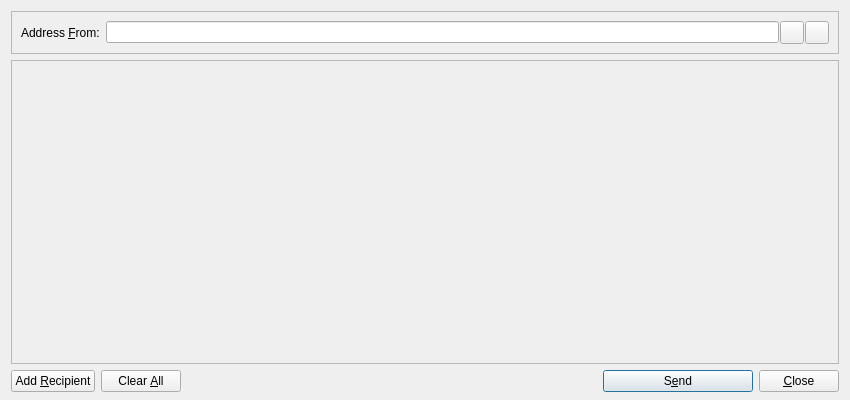
wurstgelee/triangles, file src/qt/forms/sendmessagesdialog.ui: the form before one commit.
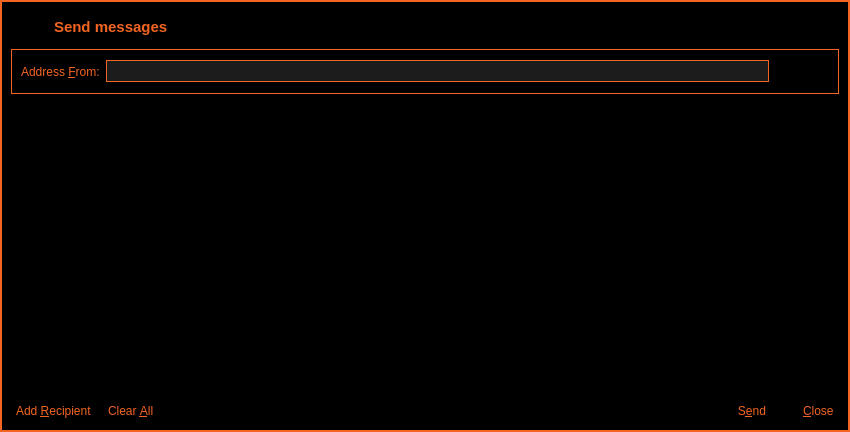
The form after the commit. Icons and pictures are not drawn. Custom widgets are drawn as their Qt base class.

Patch:
```diff
--- a/src/qt/forms/sendmessagesdialog.ui
+++ b/src/qt/forms/sendmessagesdialog.ui
@@ -7,16 +7,189 @@
     <x>0</x>
     <y>0</y>
     <width>850</width>
-    <height>400</height>
+    <height>432</height>
    </rect>
   </property>
   <property name="windowTitle">
    <string>Send Messages</string>
   </property>
-  <layout class="QVBoxLayout" name="verticalLayout" stretch="0,1,0">
+  <property name="styleSheet">
+   <string notr="true">color: #f26522;
+	background-color: #000;
+   </string>
+  </property>
+  <layout class="QVBoxLayout" name="verticalLayout">
+   <property name="spacing">
+    <number>0</number>
+   </property>
+   <property name="leftMargin">
+    <number>0</number>
+   </property>
+   <property name="topMargin">
+    <number>0</number>
+   </property>
+   <property name="rightMargin">
+    <number>0</number>
+   </property>
    <property name="bottomMargin">
-    <number>8</number>
+    <number>0</number>
    </property>
+   <item>
+    <widget class="QFrame" name="borderframe">
+     <property name="styleSheet">
+      <string notr="true">#borderframe {
+	border: 2px solid #f26522;
+	}
+
+QLineEdit {
+	background-color: #1c1c1c;
+	border: 1px solid #f26522;
+	}</string>
+     </property>
+     <property name="frameShape">
+      <enum>QFrame::StyledPanel</enum>
+     </property>
+     <property name="frameShadow">
+      <enum>QFrame::Raised</enum>
+     </property>
+     <layout class="QVBoxLayout" name="verticalLayout_3">
+      <item>
+       <widget class="QWidget" name="wCaption" native="true">
+        <property name="minimumSize">
+         <size>
+          <width>0</width>
+          <height>32</height>
+         </size>
+        </property>
+        <property name="maximumSize">
+         <size>
+          <width>16777215</width>
+          <height>32</height>
+         </size>
+        </property>
+        <property name="styleSheet">
+         <string notr="true"/>
+        </property>
+        <property name="is_header" stdset="0">
+         <bool>true</bool>
+        </property>
+        <layout class="QHBoxLayout" name="horizontalLayout_20">
+         <property name="leftMargin">
+          <number>0</number>
+         </property>
+         <property name="topMargin">
+          <number>0</number>
+         </property>
+         <property name="rightMargin">
+          <number>0</number>
+         </property>
+         <property name="bottomMargin">
+          <number>0</number>
+         </property>
+         <item>
+          <spacer name="horizontalSpacer_27">
+           <property name="orientation">
+            <enum>Qt::Horizontal</enum>
+           </property>
+           <property name="sizeType">
+            <enum>QSizePolicy::Fixed</enum>
+           </property>
+           <property name="sizeHint" stdset="0">
+            <size>
+             <width>7</width>
+             <height>20</height>
+            </size>
+           </property>
+          </spacer>
+         </item>
+         <item>
+          <widget class="QLabel" name="picAdd_2">
+           <property name="enabled">
+            <bool>true</bool>
+           </property>
+           <property name="sizePolicy">
+            <sizepolicy hsizetype="Preferred" vsizetype="Preferred">
+             <horstretch>0</horstretch>
+             <verstretch>0</verstretch>
+            </sizepolicy>
+           </property>
+           <property name="minimumSize">
+            <size>
+             <width>30</width>
+             <height>30</height>
+            </size>
+           </property>
+           <property name="maximumSize">
+            <size>
+             <width>30</width>
+             <height>30</height>
+            </size>
+           </property>
+           <property name="text">
+            <string/>
+           </property>
+           <property name="pixmap">
+            <pixmap resource="../triangles.qrc">:/menu_32/messages</pixmap>
+           </property>
+          </widget>
+         </item>
+         <item>
+          <widget class="QLabel" name="lbTitle_2">
+           <property name="font">
+            <font>
+             <pointsize>11</pointsize>
+             <weight>75</weight>
+             <bold>true</bold>
+             <stylestrategy>PreferAntialias</stylestrategy>
+            </font>
+           </property>
+           <property name="styleSheet">
+            <string notr="true"/>
+           </property>
+           <property name="text">
+            <string>Send messages</string>
+           </property>
+          </widget>
+         </item>
+         <item>
+          <widget class="QPushButton" name="bClose_2">
+           <property name="minimumSize">
+            <size>
+             <width>30</width>
+             <height>30</height>
+            </size>
+           </property>
+           <property name="maximumSize">
+            <size>
+             <width>30</width>
+             <height>30</height>
+            </size>
+           </property>
+           <property name="styleSheet">
+            <string notr="true">QPushButton {	
+	image: url(:/icons/close_normal);
+	border: 0px solid gray;
+	}
+
+QPushButton:pressed:flat {
+	image: url(:/icons/close_normal);
+	}
+
+QPushButton:hover {
+	image: url(:/icons/close_hover);
+	}</string>
+           </property>
+           <property name="text">
+            <string notr="true"/>
+           </property>
+           <property name="flat">
+            <bool>true</bool>
+           </property>
+          </widget>
+         </item>
+        </layout>
+       </widget>
+      </item>
    <item>
     <widget class="QFrame" name="frameAddressFrom">
      <property name="sizePolicy">
@@ -28,9 +201,14 @@
      <property name="maximumSize">
       <size>
        <width>16777215</width>
-       <height>16777215</height>
-      </size>
-     </property>
+          <height>45</height>
+         </size>
+        </property>
+        <property name="styleSheet">
+         <string notr="true">#frameAddressFrom {
+	border: 1px solid #f26522;
+	}</string>
+        </property>
      <property name="frameShape">
       <enum>QFrame::StyledPanel</enum>
      </property>
@@ -54,13 +232,43 @@
          <number>1</number>
         </property>
         <item>
-         <widget class="QValidatedLineEdit" name="addressFrom"/>
+            <widget class="QValidatedLineEdit" name="addressFrom">
+             <property name="minimumSize">
+              <size>
+               <width>0</width>
+               <height>22</height>
+              </size>
+             </property>
+             <property name="styleSheet">
+              <string notr="true"/>
+             </property>
+            </widget>
         </item>
         <item>
          <widget class="QToolButton" name="addressBookButton">
           <property name="toolTip">
            <string>Choose address from address book</string>
           </property>
+             <property name="styleSheet">
+              <string notr="true">QToolButton {
+	text-align:left;
+	border: 0px solid gray;
+	padding: 3px 5px 3px 5px;
+	}
+
+QToolButton:pressed:flat {
+	color: #000;
+	background-color: #f26522;
+	}
+
+QToolButton:hover {
+	background-color: #61280E;
+	}
+
+QToolButton:!enabled {
+	color: #61280E;
+	}</string>
+             </property>
           <property name="text">
            <string/>
           </property>
@@ -75,9 +283,444 @@
         </item>
         <item>
          <widget class="QToolButton" name="pasteButton">
+             <property name="palette">
+              <palette>
+               <active>
+                <colorrole role="WindowText">
+                 <brush brushstyle="SolidPattern">
+                  <color alpha="255">
+                   <red>242</red>
+                   <green>101</green>
+                   <blue>34</blue>
+                  </color>
+                 </brush>
+                </colorrole>
+                <colorrole role="Button">
+                 <brush brushstyle="SolidPattern">
+                  <color alpha="255">
+                   <red>0</red>
+                   <green>0</green>
+                   <blue>0</blue>
+                  </color>
+                 </brush>
+                </colorrole>
+                <colorrole role="Light">
+                 <brush brushstyle="SolidPattern">
+                  <color alpha="255">
+                   <red>255</red>
+                   <green>180</green>
+                   <blue>144</blue>
+                  </color>
+                 </brush>
+                </colorrole>
+                <colorrole role="Midlight">
+                 <brush brushstyle="SolidPattern">
+                  <color alpha="255">
+                   <red>248</red>
+                   <green>140</green>
+                   <blue>89</blue>
+                  </color>
+                 </brush>
+                </colorrole>
+                <colorrole role="Dark">
+                 <brush brushstyle="SolidPattern">
+                  <color alpha="255">
+                   <red>121</red>
+                   <green>50</green>
+                   <blue>17</blue>
+                  </color>
+                 </brush>
+                </colorrole>
+                <colorrole role="Mid">
+                 <brush brushstyle="SolidPattern">
+                  <color alpha="255">
+                   <red>161</red>
+                   <green>67</green>
+                   <blue>22</blue>
+                  </color>
+                 </brush>
+                </colorrole>
+                <colorrole role="Text">
+                 <brush brushstyle="SolidPattern">
+                  <color alpha="255">
+                   <red>242</red>
+                   <green>101</green>
+                   <blue>34</blue>
+                  </color>
+                 </brush>
+                </colorrole>
+                <colorrole role="BrightText">
+                 <brush brushstyle="SolidPattern">
+                  <color alpha="255">
+                   <red>255</red>
+                   <green>255</green>
+                   <blue>255</blue>
+                  </color>
+                 </brush>
+                </colorrole>
+                <colorrole role="ButtonText">
+                 <brush brushstyle="SolidPattern">
+                  <color alpha="255">
+                   <red>242</red>
+                   <green>101</green>
+                   <blue>34</blue>
+                  </color>
+                 </brush>
+                </colorrole>
+                <colorrole role="Base">
+                 <brush brushstyle="SolidPattern">
+                  <color alpha="255">
+                   <red>0</red>
+                   <green>0</green>
+                   <blue>0</blue>
+                  </color>
+                 </brush>
+                </colorrole>
+                <colorrole role="Window">
+                 <brush brushstyle="SolidPattern">
+                  <color alpha="255">
+                   <red>0</red>
+                   <green>0</green>
+                   <blue>0</blue>
+                  </color>
+                 </brush>
+                </colorrole>
+                <colorrole role="Shadow">
+                 <brush brushstyle="SolidPattern">
+                  <color alpha="255">
+                   <red>0</red>
+                   <green>0</green>
+                   <blue>0</blue>
+                  </color>
+                 </brush>
+                </colorrole>
+                <colorrole role="AlternateBase">
+                 <brush brushstyle="SolidPattern">
+                  <color alpha="255">
+                   <red>248</red>
+                   <green>178</green>
+                   <blue>144</blue>
+                  </color>
+                 </brush>
+                </colorrole>
+                <colorrole role="ToolTipBase">
+                 <brush brushstyle="SolidPattern">
+                  <color alpha="255">
+                   <red>255</red>
+                   <green>255</green>
+                   <blue>220</blue>
+                  </color>
+                 </brush>
+                </colorrole>
+                <colorrole role="ToolTipText">
+                 <brush brushstyle="SolidPattern">
+                  <color alpha="255">
+                   <red>0</red>
+                   <green>0</green>
+                   <blue>0</blue>
+                  </color>
+                 </brush>
+                </colorrole>
+               </active>
+               <inactive>
+                <colorrole role="WindowText">
+                 <brush brushstyle="SolidPattern">
+                  <color alpha="255">
+                   <red>242</red>
+                   <green>101</green>
+                   <blue>34</blue>
+                  </color>
+                 </brush>
+                </colorrole>
+                <colorrole role="Button">
+                 <brush brushstyle="SolidPattern">
+                  <color alpha="255">
+                   <red>0</red>
+                   <green>0</green>
+                   <blue>0</blue>
+                  </color>
+                 </brush>
+                </colorrole>
+                <colorrole role="Light">
+                 <brush brushstyle="SolidPattern">
+                  <color alpha="255">
+                   <red>255</red>
+                   <green>180</green>
+                   <blue>144</blue>
+                  </color>
+                 </brush>
+                </colorrole>
+                <colorrole role="Midlight">
+                 <brush brushstyle="SolidPattern">
+                  <color alpha="255">
+                   <red>248</red>
+                   <green>140</green>
+                   <blue>89</blue>
+                  </color>
+                 </brush>
+                </colorrole>
+                <colorrole role="Dark">
+                 <brush brushstyle="SolidPattern">
+                  <color alpha="255">
+                   <red>121</red>
+                   <green>50</green>
+                   <blue>17</blue>
+                  </color>
+                 </brush>
+                </colorrole>
+                <colorrole role="Mid">
+                 <brush brushstyle="SolidPattern">
+                  <color alpha="255">
+                   <red>161</red>
+                   <green>67</green>
+                   <blue>22</blue>
+                  </color>
+                 </brush>
+                </colorrole>
+                <colorrole role="Text">
+                 <brush brushstyle="SolidPattern">
+                  <color alpha="255">
+                   <red>242</red>
+                   <green>101</green>
+                   <blue>34</blue>
+                  </color>
+                 </brush>
+                </colorrole>
+                <colorrole role="BrightText">
+                 <brush brushstyle="SolidPattern">
+                  <color alpha="255">
+                   <red>255</red>
+                   <green>255</green>
+                   <blue>255</blue>
+                  </color>
+                 </brush>
+                </colorrole>
+                <colorrole role="ButtonText">
+                 <brush brushstyle="SolidPattern">
+                  <color alpha="255">
+                   <red>242</red>
+                   <green>101</green>
+                   <blue>34</blue>
+                  </color>
+                 </brush>
+                </colorrole>
+                <colorrole role="Base">
+                 <brush brushstyle="SolidPattern">
+                  <color alpha="255">
+                   <red>0</red>
+                   <green>0</green>
+                   <blue>0</blue>
+                  </color>
+                 </brush>
+                </colorrole>
+                <colorrole role="Window">
+                 <brush brushstyle="SolidPattern">
+                  <color alpha="255">
+                   <red>0</red>
+                   <green>0</green>
+                   <blue>0</blue>
+                  </color>
+                 </brush>
+                </colorrole>
+                <colorrole role="Shadow">
+                 <brush brushstyle="SolidPattern">
+                  <color alpha="255">
+                   <red>0</red>
+                   <green>0</green>
+                   <blue>0</blue>
+                  </color>
+                 </brush>
+                </colorrole>
+                <colorrole role="AlternateBase">
+                 <brush brushstyle="SolidPattern">
+                  <color alpha="255">
+                   <red>248</red>
+                   <green>178</green>
+                   <blue>144</blue>
+                  </color>
+                 </brush>
+                </colorrole>
+                <colorrole role="ToolTipBase">
+                 <brush brushstyle="SolidPattern">
+                  <color alpha="255">
+                   <red>255</red>
+                   <green>255</green>
+                   <blue>220</blue>
+                  </color>
+                 </brush>
+                </colorrole>
+                <colorrole role="ToolTipText">
+                 <brush brushstyle="SolidPattern">
+                  <color alpha="255">
+                   <red>0</red>
+                   <green>0</green>
+                   <blue>0</blue>
+                  </color>
+                 </brush>
+                </colorrole>
+               </inactive>
+               <disabled>
+                <colorrole role="WindowText">
+                 <brush brushstyle="SolidPattern">
+                  <color alpha="255">
+                   <red>97</red>
+                   <green>40</green>
+                   <blue>14</blue>
+                  </color>
+                 </brush>
+                </colorrole>
+                <colorrole role="Button">
+                 <brush brushstyle="SolidPattern">
+                  <color alpha="255">
+                   <red>0</red>
+                   <green>0</green>
+                   <blue>0</blue>
+                  </color>
+                 </brush>
+                </colorrole>
+                <colorrole role="Light">
+                 <brush brushstyle="SolidPattern">
+                  <color alpha="255">
+                   <red>255</red>
+                   <green>180</green>
+                   <blue>144</blue>
+                  </color>
+                 </brush>
+                </colorrole>
+                <colorrole role="Midlight">
+                 <brush brushstyle="SolidPattern">
+                  <color alpha="255">
+                   <red>248</red>
+                   <green>140</green>
+                   <blue>89</blue>
+                  </color>
+                 </brush>
+                </colorrole>
+                <colorrole role="Dark">
+                 <brush brushstyle="SolidPattern">
+                  <color alpha="255">
+                   <red>121</red>
+                   <green>50</green>
+                   <blue>17</blue>
+                  </color>
+                 </brush>
+                </colorrole>
+                <colorrole role="Mid">
+                 <brush brushstyle="SolidPattern">
+                  <color alpha="255">
+                   <red>161</red>
+                   <green>67</green>
+                   <blue>22</blue>
+                  </color>
+                 </brush>
+                </colorrole>
+                <colorrole role="Text">
+                 <brush brushstyle="SolidPattern">
+                  <color alpha="255">
+                   <red>97</red>
+                   <green>40</green>
+                   <blue>14</blue>
+                  </color>
+                 </brush>
+                </colorrole>
+                <colorrole role="BrightText">
+                 <brush brushstyle="SolidPattern">
+                  <color alpha="255">
+                   <red>255</red>
+                   <green>255</green>
+                   <blue>255</blue>
+                  </color>
+                 </brush>
+                </colorrole>
+                <colorrole role="ButtonText">
+                 <brush brushstyle="SolidPattern">
+                  <color alpha="255">
+                   <red>97</red>
+                   <green>40</green>
+                   <blue>14</blue>
+                  </color>
+                 </brush>
+                </colorrole>
+                <colorrole role="Base">
+                 <brush brushstyle="SolidPattern">
+                  <color alpha="255">
+                   <red>0</red>
+                   <green>0</green>
+                   <blue>0</blue>
+                  </color>
+                 </brush>
+                </colorrole>
+                <colorrole role="Window">
+                 <brush brushstyle="SolidPattern">
+                  <color alpha="255">
+                   <red>0</red>
+                   <green>0</green>
+                   <blue>0</blue>
+                  </color>
+                 </brush>
+                </colorrole>
+                <colorrole role="Shadow">
+                 <brush brushstyle="SolidPattern">
+                  <color alpha="255">
+                   <red>0</red>
+                   <green>0</green>
+                   <blue>0</blue>
+                  </color>
+                 </brush>
+                </colorrole>
+                <colorrole role="AlternateBase">
+                 <brush brushstyle="SolidPattern">
+                  <color alpha="255">
+                   <red>242</red>
+                   <green>101</green>
+                   <blue>34</blue>
+                  </color>
+                 </brush>
+                </colorrole>
+                <colorrole role="ToolTipBase">
+                 <brush brushstyle="SolidPattern">
+                  <color alpha="255">
+                   <red>255</red>
+                   <green>255</green>
+                   <blue>220</blue>
+                  </color>
+                 </brush>
+                </colorrole>
+                <colorrole role="ToolTipText">
+                 <brush brushstyle="SolidPattern">
+                  <color alpha="255">
+                   <red>0</red>
+                   <green>0</green>
+                   <blue>0</blue>
+                  </color>
+                 </brush>
+                </colorrole>
+               </disabled>
+              </palette>
+             </property>
           <property name="toolTip">
            <string>Paste address from clipboard</string>
           </property>
+             <property name="styleSheet">
+              <string notr="true">QToolButton {
+	text-align:left;
+	border: 0px solid gray;
+	padding: 3px 5px 3px 5px;
+	}
+
+QToolButton:pressed:flat {
+	color: #000;
+	background-color: #f26522;
+	}
+
+QToolButton:hover {
+	background-color: #61280E;
+	}
+
+QToolButton:!enabled {
+	color: #61280E;
+	}</string>
+             </property>
           <property name="text">
            <string/>
           </property>
@@ -97,6 +740,9 @@
    </item>
    <item>
     <widget class="QScrollArea" name="scrollArea">
+        <property name="styleSheet">
+         <string notr="true">#scrollArea {border: 0px solid #f26522;}</string>
+        </property>
      <property name="widgetResizable">
       <bool>true</bool>
      </property>
@@ -105,8 +751,8 @@
        <rect>
         <x>0</x>
         <y>0</y>
-        <width>830</width>
-        <height>279</height>
+           <width>828</width>
+           <height>321</height>
        </rect>
       </property>
       <layout class="QVBoxLayout" name="verticalLayout_2">
@@ -142,10 +788,6 @@
          </property>
         </spacer>
        </item>
-      </layout>
-     </widget>
-    </widget>
-   </item>
    <item>
     <layout class="QHBoxLayout" name="horizontalLayout">
      <item>
@@ -153,6 +795,26 @@
        <property name="toolTip">
         <string>Send to multiple recipients at once</string>
        </property>
+              <property name="styleSheet">
+               <string notr="true">QPushButton {
+	text-align:left;
+	border: 0px solid gray;
+	padding: 3px 5px 3px 5px;
+	}
+
+QPushButton:pressed:flat {
+	color: #000;
+	background-color: #f26522;
+	}
+
+QPushButton:hover {
+	background-color: #61280E;
+	}
+
+QPushButton:!enabled {
+	color: #61280E;
+	}</string>
+              </property>
        <property name="text">
         <string>Add &amp;Recipient</string>
        </property>
@@ -176,6 +838,26 @@
        <property name="toolTip">
         <string>Remove all transaction fields</string>
        </property>
+              <property name="styleSheet">
+               <string notr="true">QPushButton {
+	text-align:left;
+	border: 0px solid gray;
+	padding: 3px 5px 3px 5px;
+	}
+
+QPushButton:pressed:flat {
+	color: #000;
+	background-color: #f26522;
+	}
+
+QPushButton:hover {
+	background-color: #61280E;
+	}
+
+QPushButton:!enabled {
+	color: #61280E;
+	}</string>
+              </property>
        <property name="text">
         <string>Clear &amp;All</string>
        </property>
@@ -208,13 +890,32 @@
       <widget class="QPushButton" name="sendButton">
        <property name="minimumSize">
         <size>
-         <width>150</width>
+                <width>80</width>
          <height>0</height>
         </size>
        </property>
        <property name="toolTip">
         <string>Confirm the send action</string>
        </property>
+              <property name="styleSheet">
+               <string notr="true">QPushButton {
+	border: 0px solid gray;
+	padding: 3px 5px 3px 5px;
+	}
+
+QPushButton:pressed:flat {
+	color: #000;
+	background-color: #f26522;
+	}
+
+QPushButton:hover {
+	background-color: #61280E;
+	}
+
+QPushButton:!enabled {
+	color: #61280E;
+	}</string>
+              </property>
        <property name="text">
         <string>S&amp;end</string>
        </property>
@@ -229,6 +930,26 @@
      </item>
      <item>
       <widget class="QPushButton" name="closeButton">
+              <property name="styleSheet">
+               <string notr="true">QPushButton {
+	text-align:left;
+	border: 0px solid gray;
+	padding: 3px 5px 3px 5px;
+	}
+
+QPushButton:pressed:flat {
+	color: #000;
+	background-color: #f26522;
+	}
+
+QPushButton:hover {
+	background-color: #61280E;
+	}
+
+QPushButton:!enabled {
+	color: #61280E;
+	}</string>
+              </property>
        <property name="text">
         <string>&amp;Close</string>
        </property>
@@ -242,6 +963,13 @@
    </item>
   </layout>
  </widget>
+       </widget>
+      </item>
+     </layout>
+    </widget>
+   </item>
+  </layout>
+ </widget>
  <customwidgets>
   <customwidget>
    <class>QValidatedLineEdit</class>
```
Left out of the diff: 25 changed lines with no effect on the pictures. Lines whose indentation alone changed are shown as unchanged.
